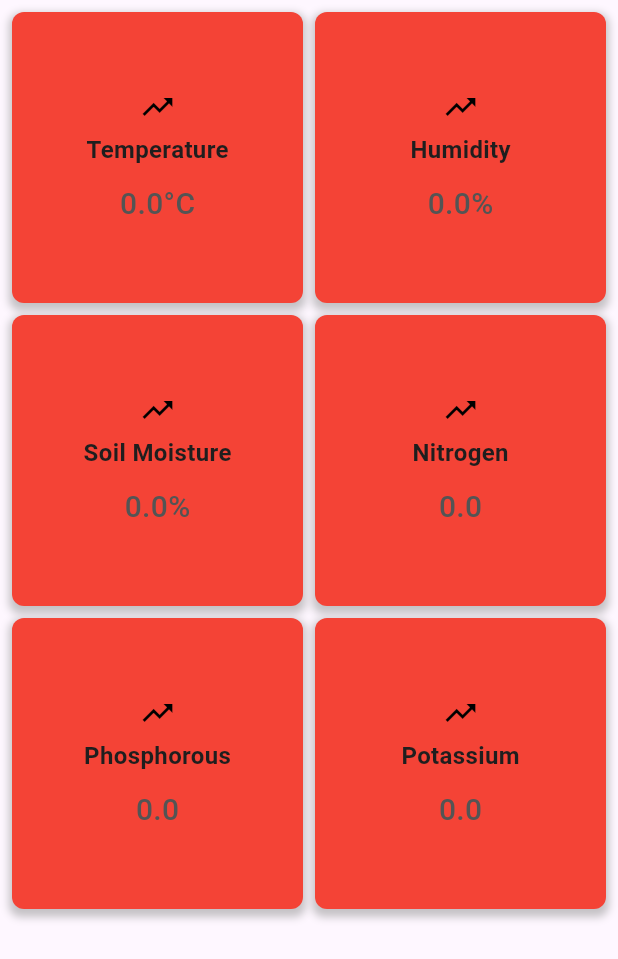
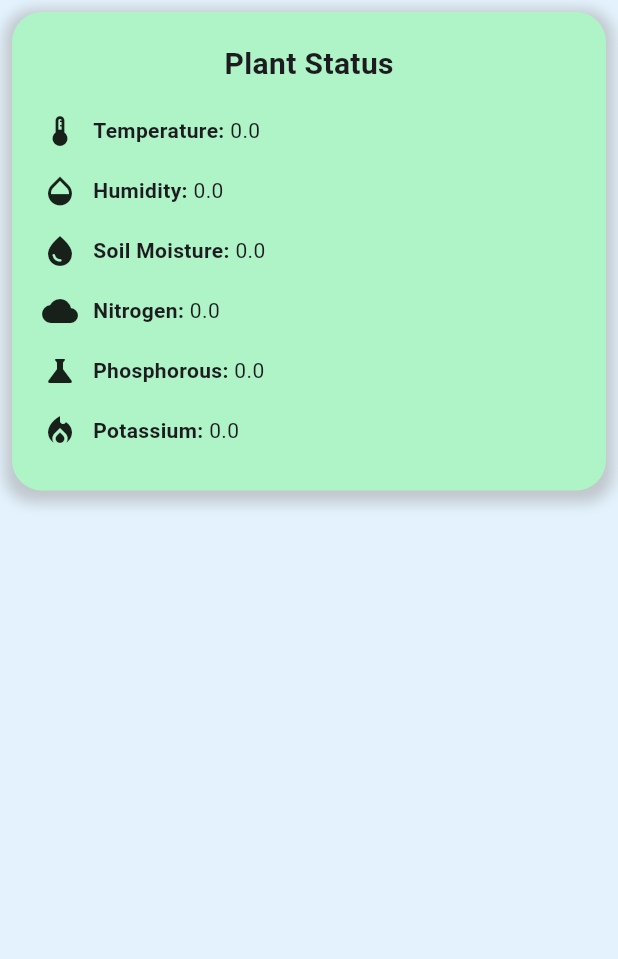
Before and after one commit to Project-School-2226/plant-guard-1.0, a Flutter app: the Dashboard screen opened directly, on a phone screen of 412 x 824 dp. Shown: the top 959 px of the screen. Run offline on Flutter 3.47's test engine with Material 3 defaults, Android fonts, the light colour scheme and no system bars; our stand-ins replace chat_bubbles, google_nav_bar; network calls fail.

Commit message:
updated dashboard again

```diff
--- a/frontend/lib/pages/chat_page.dart
+++ b/frontend/lib/pages/chat_page.dart
@@ -33,11 +33,11 @@ class _ChatScreenState extends State<ChatScreen> {
         scrollController.animateTo(0.0,
             duration: const Duration(seconds: 1), curve: Curves.easeOut);
         var res = await http.post(
-            Uri.parse("https://cb81-183-82-97-138.ngrok-free.app/query"),
+            Uri.parse("https://3e74-183-82-97-138.ngrok-free.app/query"),
             headers: {
               "Content-Type": "application/json",
             },
-            body: jsonEncode({"query_text": text}));
+            body: jsonEncode({"question": text}));
         if (res.statusCode == 200) {
           var responseBody =
               jsonDecode(res.body); // Parse the JSON response body
--- a/frontend/lib/pages/dashboard.dart
+++ b/frontend/lib/pages/dashboard.dart
@@ -4,7 +4,6 @@ import 'dart:async';
 import 'dart:convert';
 import 'package:flutter/material.dart';
 import 'package:http/http.dart' as http;
-import 'package:shared_preferences/shared_preferences.dart';
 
 class Dashboard extends StatefulWidget {
   @override
@@ -12,7 +11,6 @@ class Dashboard extends StatefulWidget {
 }
 
 class _DashboardState extends State<Dashboard> {
-  Timer? _timer;
   String temperature = "0.0";
   String humidity = "0.0";
   String soilMoisture = "0.0";
@@ -21,19 +19,13 @@ class _DashboardState extends State<Dashboard> {
   @override
   void initState() {
     super.initState();
-    _loadData();
-    _setupPeriodicRequest();
-  }
-
-  void _setupPeriodicRequest() {
-    const twoMinutes = Duration(minutes: 2);
-    _timer = Timer.periodic(twoMinutes, (Timer t) => fetchData());
+    fetchData();
   }
 
   Future<void> fetchData() async {
     try {
       final response = await http.get(Uri.parse(
-          'https://d355-183-82-97-138.ngrok-free.app/sensors-data/get-from-esp32'));
+          'https://10b3-183-82-97-138.ngrok-free.app/sensors-data/get-from-esp32'));
       if (response.statusCode == 200) {
         final data = jsonDecode(response.body);
         print(data);
@@ -49,136 +41,105 @@ class _DashboardState extends State<Dashboard> {
           };
         });
         // Save data to SharedPreferences
-        _saveData();
       }
     } catch (e) {
       print(e);
     }
   }
 
-  Future<void> _saveData() async {
-    final prefs = await SharedPreferences.getInstance();
-    await prefs.setString('temperature', temperature);
-    await prefs.setString('humidity', humidity);
-    await prefs.setString(
-        'soilMoisture', soilMoisture); // Assuming you want to save this
-    await prefs.setString('N', npkValues['N']!);
-    await prefs.setString('P', npkValues['P']!);
-    await prefs.setString('K', npkValues['K']!);
+  @override
+  Widget build(BuildContext context) {
+    return Scaffold(
+        backgroundColor: Colors.blue[50],
+        body: Center(
+          child: Padding(
+            padding: const EdgeInsets.all(8.0),
+            child: Column(
+              mainAxisAlignment: MainAxisAlignment.start,
+              children: [
+                DashboardTile(
+                  temperature: temperature,
+                  humidity: humidity,
+                  soilMoisture: soilMoisture,
+                  nitrogen: npkValues['N']!,
+                  phosphorous: npkValues['P']!,
+                  potassium: npkValues['K']!,
+                ),
+              ],
+            ),
+          ),
+        ));
   }
+}
 
-  Future<void> _loadData() async {
-    final prefs = await SharedPreferences.getInstance();
-    setState(() {
-      temperature = prefs.getString('temperature') ?? "0.0";
-      humidity = prefs.getString('humidity') ?? "0.0";
-      soilMoisture = prefs.getString('soilMoisture') ??
-          "0.0"; // Assuming you want to load this
-      npkValues = {
-        'N': prefs.getString('N') ?? "0.0",
-        'P': prefs.getString('P') ?? "0.0",
-        'K': prefs.getString('K') ?? "0.0",
-      };
-    });
-  }
+class DashboardTile extends StatelessWidget {
+  final String temperature;
+  final String humidity;
+  final String soilMoisture;
+  final String nitrogen;
+  final String phosphorous;
+  final String potassium;
 
-  @override
-  void dispose() {
-    _timer?.cancel();
-    super.dispose();
-  }
+  // Add more parameters as needed
+
+  DashboardTile({
+    Key? key,
+    required this.temperature,
+    required this.humidity,
+    required this.soilMoisture,
+    required this.nitrogen,
+    required this.phosphorous,
+    required this.potassium,
+    // Initialize other parameters here
+  }) : super(key: key);
 
   @override
   Widget build(BuildContext context) {
-    return Scaffold(
-      body: GridView.count(
-        crossAxisCount: 2, // Display 2 items per row
-        childAspectRatio: 1.0, // Makes each item square-shaped
-        padding: EdgeInsets.all(8.0),
-        mainAxisSpacing: 8.0, // Spacing between items vertically
-        crossAxisSpacing: 8.0, // Spacing between items horizontally
-        children: <Widget>[
-          _buildValueTile('Temperature', '$temperature°C', 20, 30),
-          _buildValueTile('Humidity', '$humidity%', 50, 100),
-          _buildValueTile('Soil Moisture', '$soilMoisture%', 0, 100),
-          _buildValueTile('Nitrogen', '${npkValues['N']}', 10, 20),
-          _buildValueTile('Phosphorous', '${npkValues['P']}', 5, 10),
-          _buildValueTile('Potassium', '${npkValues['K']}', 2, 10),
+    return Container(
+      padding: EdgeInsets.all(20),
+      decoration: BoxDecoration(
+        color: Color.fromARGB(255, 174, 244, 198),
+        borderRadius: BorderRadius.circular(20),
+        boxShadow: [
+          BoxShadow(
+            color: Colors.grey.withOpacity(0.5),
+            spreadRadius: 5,
+            blurRadius: 7,
+            offset: Offset(0, 3),
+          ),
+        ],
+      ),
+      child: Column(
+        mainAxisSize: MainAxisSize.min,
+        children: [
+          Text(
+            'Plant Status',
+            style: TextStyle(fontSize: 20, fontWeight: FontWeight.bold),
+          ),
+          SizedBox(height: 10),
+          _buildInfoRow(Icons.thermostat_outlined, 'Temperature', temperature),
+          _buildInfoRow(Icons.opacity, 'Humidity', humidity),
+          _buildInfoRow(Icons.water_drop, 'Soil Moisture', soilMoisture),
+          _buildInfoRow(Icons.wb_cloudy, "Nitrogen", nitrogen),
+          _buildInfoRow(Icons.science, "Phosphorous", phosphorous),
+          _buildInfoRow(Icons.local_fire_department, "Potassium", potassium),
+          // Add more rows for other values
+        ],
+      ),
+    );
+  }
+
+  Widget _buildInfoRow(IconData icon, String label, String value) {
+    return Padding(
+      padding: const EdgeInsets.symmetric(vertical: 8.0),
+      child: Row(
+        children: [
+          Icon(icon),
+          SizedBox(width: 10),
+          Text('$label: ', style: TextStyle(fontWeight: FontWeight.bold)),
+          Text(value),
         ],
       ),
     );
   }
 }
-
-Widget _buildValueTile(String title, String value, double low, double high) {
-  double val = double.tryParse(value.replaceAll(RegExp(r'[^0-9.]'), '')) ?? 0.0;
-
-  // Step 2: Determine the gradient based on the value
-  LinearGradient gradient;
-  if (val <= low) {
-    // Assuming 20.0 as the low threshold
-    gradient = LinearGradient(
-      begin: Alignment.topLeft,
-      end: Alignment.bottomRight,
-      colors: [
-        Colors.red,
-        Colors.red,
-      ],
-    );
-  } else if (val >= high) {
-    // Assuming 80.0 as the high threshold
-    gradient = LinearGradient(
-      begin: Alignment.topLeft,
-      end: Alignment.bottomRight,
-      colors: [Colors.red, Colors.red],
-    );
-  } else {
-    gradient = LinearGradient(
-      begin: Alignment.topLeft,
-      end: Alignment.bottomRight,
-      colors: [Colors.green, Colors.lightGreenAccent],
-    );
-  }
-  return Container(
-    decoration: BoxDecoration(
-      gradient: gradient,
-      borderRadius: BorderRadius.circular(8.0),
-      boxShadow: [
-        BoxShadow(
-          color: Colors.grey.withOpacity(0.6),
-          spreadRadius: 2,
-          blurRadius: 4,
-          offset: Offset(0, 3),
-        ),
-      ],
-    ),
-    child: Center(
-      child: Column(
-        mainAxisAlignment: MainAxisAlignment.center,
-        children: <Widget>[
-          Icon(Icons.trending_up, color: Colors.black), // Example icon
-          SizedBox(height: 5), // Adjust spacing as needed
-          Text(
-            title,
-            style: TextStyle(
-              fontSize: 16,
-              fontWeight: FontWeight.bold,
-              color: Color.fromARGB(
-                  255, 31, 30, 30), // Brighter text color for the title
-            ),
-          ),
-          SizedBox(height: 10), // Provides spacing between the title and value
-          Text(
-            value,
-            style: TextStyle(
-              fontSize: 20,
-              fontWeight: FontWeight.w500,
-              color: Color.fromARGB(
-                  255, 84, 84, 84), // Slightly dim color for the value
-            ),
-          ),
-        ],
-      ),
-    ),
-  );
-}
--- a/frontend/lib/pages/home_page.dart
+++ b/frontend/lib/pages/home_page.dart
@@ -36,6 +36,7 @@ class _HomePageState extends State<HomePage> {
   Widget build(BuildContext context) {
     return Scaffold(
       appBar: AppBar(
+        backgroundColor: Colors.white,
         title: selectedIndex == 0
             ? ShaderMask(
                 shaderCallback: (bounds) => LinearGradient(
--- /dev/null
+++ b/frontend/lib/pages/temperature_screen.dart
@@ -0,0 +1,17 @@
+import 'package:flutter/material.dart';
+
+class TemperaturePage extends StatefulWidget {
+  const TemperaturePage({super.key});
+
+  @override
+  State<TemperaturePage> createState() => _TemperaturePageState();
+}
+
+class _TemperaturePageState extends State<TemperaturePage> {
+  @override
+  Widget build(BuildContext context) {
+    return Scaffold(
+      body: Text("Temperature Page"),
+    );
+  }
+}
--- a/frontend/pubspec.yaml
+++ b/frontend/pubspec.yaml
@@ -33,6 +33,7 @@ dependencies:
   http:
   chat_bubbles:
   shared_preferences: ^2.0.15
+  fl_chart: ^0.68.0
 
 
   # The following adds the Cupertino Icons font to your application.
@@ -41,6 +42,7 @@ dependencies:
   google_generative_ai: ^0.4.3
   google_nav_bar: ^5.0.6
   provider: ^6.1.2
+  font_awesome_flutter: ^10.7.0
 
 dev_dependencies:
   flutter_test:
```
Also changed, not shown: frontend/lib/Components/dashboard_tile.dart (added), frontend/pubspec.lock.
